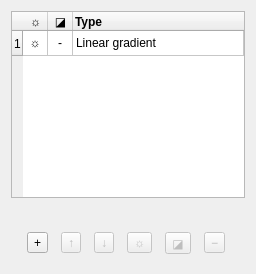
First picture: the form in src/dlg/LayerDialog.ui, repository wagenadl/photohoard, before the edit.
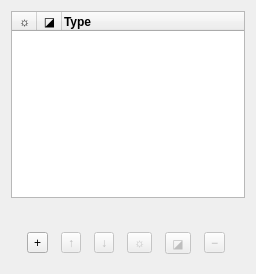
Second picture: the form after the edit.

Diff of the .ui file:
```diff
--- a/src/dlg/LayerDialog.ui
+++ b/src/dlg/LayerDialog.ui
@@ -58,11 +58,6 @@
      <attribute name="verticalHeaderDefaultSectionSize">
       <number>25</number>
      </attribute>
-     <row>
-      <property name="text">
-       <string>1</string>
-      </property>
-     </row>
      <column>
       <property name="text">
        <string>☼</string>
@@ -105,30 +100,6 @@
        <set>AlignLeft|AlignVCenter</set>
       </property>
      </column>
-     <item row="0" column="0">
-      <property name="text">
-       <string>☼</string>
-      </property>
-      <property name="textAlignment">
-       <set>AlignHCenter|AlignVCenter|AlignCenter</set>
-      </property>
-     </item>
-     <item row="0" column="1">
-      <property name="text">
-       <string>-</string>
-      </property>
-      <property name="textAlignment">
-       <set>AlignHCenter|AlignVCenter|AlignCenter</set>
-      </property>
-     </item>
-     <item row="0" column="2">
-      <property name="text">
-       <string>Linear gradient</string>
-      </property>
-      <property name="textAlignment">
-       <set>AlignLeft|AlignVCenter</set>
-      </property>
-     </item>
     </widget>
    </item>
    <item>
```
